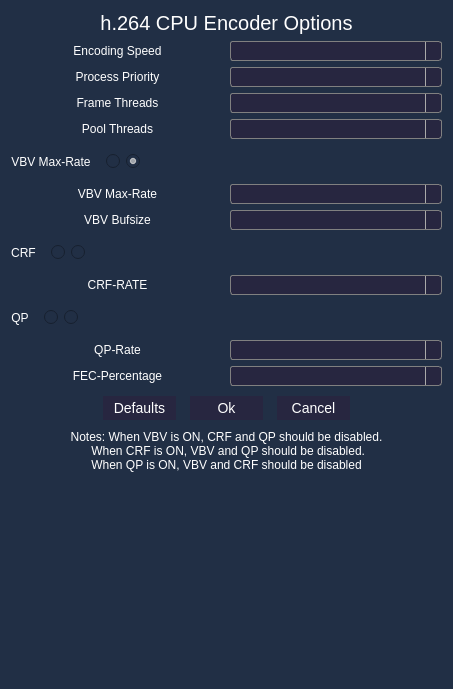
The window that h264cpuconfigurationdialog.ui (m4rkoup/openstream-server) describes before a commit, drawn with Qt 5.
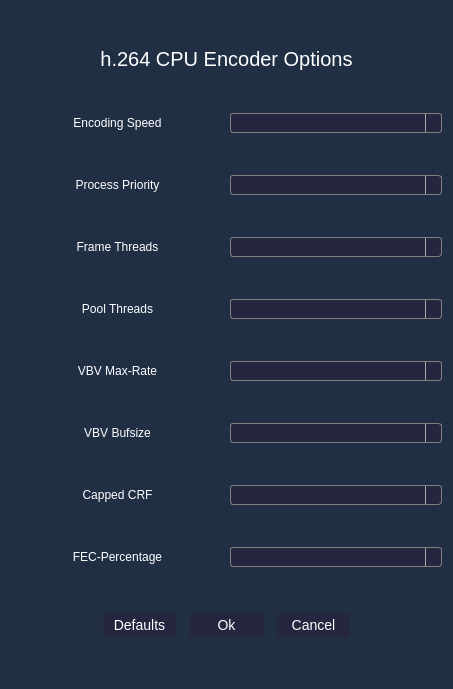
The same window after the commit. Icons and pictures are not drawn.

The edit to the form file:
```diff
--- a/h264cpuconfigurationdialog.ui
+++ b/h264cpuconfigurationdialog.ui
@@ -483,121 +483,6 @@
      </item>
     </layout>
    </item>
-   <item>
-    <layout class="QHBoxLayout" name="horizontalLayout_3">
-     <item>
-      <widget class="QLabel" name="h264_cpu_vbv_max_rate_label">
-       <property name="sizePolicy">
-        <sizepolicy hsizetype="Preferred" vsizetype="Preferred">
-         <horstretch>0</horstretch>
-         <verstretch>0</verstretch>
-        </sizepolicy>
-       </property>
-       <property name="toolTip">
-        <string>Enables the VBV buffer. VBV reduces quality, 
-so you should only use this if you're encoding
-for a playback scenario that requires it.</string>
-       </property>
-       <property name="styleSheet">
-        <string notr="true">QLabel {
-color: rgb(255, 255, 255);
-font:  &quot;Open Sans Semibold&quot;;
-font-size: 12px;
-}
-
-QToolTip {
-color: rgb(0, 0, 0);
-font:  &quot;Open Sans Semibold&quot;;
-font-size: 12px;
-}</string>
-       </property>
-       <property name="text">
-        <string>VBV Max-Rate</string>
-       </property>
-       <property name="alignment">
-        <set>Qt::AlignCenter</set>
-       </property>
-      </widget>
-     </item>
-     <item>
-      <widget class="QWidget" name="widget" native="true">
-       <property name="sizePolicy">
-        <sizepolicy hsizetype="Preferred" vsizetype="Maximum">
-         <horstretch>0</horstretch>
-         <verstretch>0</verstretch>
-        </sizepolicy>
-       </property>
-       <layout class="QHBoxLayout" name="horizontalLayout">
-        <item>
-         <widget class="QRadioButton" name="h264_cpu_vbv_max_rate_on_radio_button">
-          <property name="styleSheet">
-           <string notr="true">color: rgb(255, 255, 255);
-font:  &quot;Open Sans Light&quot;;
-font-size: 12px;
-QRadioButton::indicator::checked {
-    image: url(:resources/icons/checked-ic);
-}</string>
-          </property>
-          <property name="text">
-           <string/>
-          </property>
-          <property name="icon">
-           <iconset resource="openstreamapp.qrc">
-            <normaloff>:/images/check-ic.png</normaloff>:/images/check-ic.png</iconset>
-          </property>
-          <property name="checked">
-           <bool>false</bool>
-          </property>
-         </widget>
-        </item>
-        <item>
-         <widget class="QRadioButton" name="h264_cpu_vbv_max_rate_off_radio_button">
-          <property name="enabled">
-           <bool>true</bool>
-          </property>
-          <property name="font">
-           <font>
-            <pointsize>-1</pointsize>
-            <weight>50</weight>
-            <italic>false</italic>
-            <bold>false</bold>
-           </font>
-          </property>
-          <property name="styleSheet">
-           <string notr="true">color: rgb(255, 255, 255);
-font:  &quot;Open Sans Light&quot;;
-font-size: 12px;</string>
-          </property>
-          <property name="text">
-           <string/>
-          </property>
-          <property name="icon">
-           <iconset resource="openstreamapp.qrc">
-            <normaloff>:/images/uncheck-ic.png</normaloff>:/images/uncheck-ic.png</iconset>
-          </property>
-          <property name="checked">
-           <bool>true</bool>
-          </property>
-         </widget>
-        </item>
-       </layout>
-      </widget>
-     </item>
-     <item>
-      <spacer name="horizontalSpacer">
-       <property name="orientation">
-        <enum>Qt::Horizontal</enum>
-       </property>
-       <property name="sizeHint" stdset="0">
-        <size>
-         <width>40</width>
-         <height>20</height>
-        </size>
-       </property>
-      </spacer>
-     </item>
-    </layout>
-   </item>
    <item>
     <layout class="QHBoxLayout" name="horizontalLayout_11">
      <item>
@@ -797,98 +682,6 @@
      </item>
     </layout>
    </item>
-   <item>
-    <layout class="QHBoxLayout" name="horizontalLayout_10">
-     <item>
-      <widget class="QLabel" name="h264_cpu_crf_label">
-       <property name="toolTip">
-        <string>Quality-controlled variable bitrate.
-It does not try to reach any particular 
-bitrate target, instead it tries to achieve 
-a given uniform quality and the size of the 
-bitstream is determined by the complexity 
-of the source video.</string>
-       </property>
-       <property name="styleSheet">
-        <string notr="true">QLabel {
-color: rgb(255, 255, 255);
-font:  &quot;Open Sans Semibold&quot;;
-font-size: 12px;
-}
-
-QToolTip {
-color: rgb(0, 0, 0);
-font:  &quot;Open Sans Semibold&quot;;
-font-size: 12px;
-}</string>
-       </property>
-       <property name="text">
-        <string>CRF</string>
-       </property>
-       <property name="alignment">
-        <set>Qt::AlignCenter</set>
-       </property>
-      </widget>
-     </item>
-     <item>
-      <widget class="QWidget" name="widget_2" native="true">
-       <property name="sizePolicy">
-        <sizepolicy hsizetype="Preferred" vsizetype="Maximum">
-         <horstretch>0</horstretch>
-         <verstretch>0</verstretch>
-        </sizepolicy>
-       </property>
-       <layout class="QHBoxLayout" name="horizontalLayout_2">
-        <item>
-         <widget class="QRadioButton" name="h264_cpu_crf_on_radio_button">
-          <property name="styleSheet">
-           <string notr="true">color: rgb(255, 255, 255);
-font:  &quot;Open Sans Light&quot;;
-font-size: 12px;</string>
-          </property>
-          <property name="text">
-           <string/>
-          </property>
-          <property name="icon">
-           <iconset resource="openstreamapp.qrc">
-            <normaloff>:/images/check-ic.png</normaloff>:/images/check-ic.png</iconset>
-          </property>
-         </widget>
-        </item>
-        <item>
-         <widget class="QRadioButton" name="h264_cpu_crf_off_radio_button">
-          <property name="styleSheet">
-           <string notr="true">color: rgb(255, 255, 255);
-font:  &quot;Open Sans Light&quot;;
-font-size: 12px;</string>
-          </property>
-          <property name="text">
-           <string/>
-          </property>
-          <property name="icon">
-           <iconset resource="openstreamapp.qrc">
-            <normaloff>:/images/uncheck-ic.png</normaloff>:/images/uncheck-ic.png</iconset>
-          </property>
-         </widget>
-        </item>
-       </layout>
-      </widget>
-     </item>
-     <item>
-      <spacer name="horizontalSpacer_2">
-       <property name="orientation">
-        <enum>Qt::Horizontal</enum>
-       </property>
-       <property name="sizeHint" stdset="0">
-        <size>
-         <width>40</width>
-         <height>20</height>
-        </size>
-       </property>
-      </spacer>
-     </item>
-    </layout>
-   </item>
    <item>
     <layout class="QHBoxLayout" name="horizontalLayout_15">
      <item>
@@ -910,7 +703,7 @@
 }</string>
        </property>
        <property name="text">
-        <string>CRF-RATE</string>
+        <string>Capped CRF</string>
        </property>
        <property name="alignment">
         <set>Qt::AlignCenter</set>
@@ -988,190 +781,6 @@
      </item>
     </layout>
    </item>
-   <item>
-    <layout class="QHBoxLayout" name="horizontalLayout_13">
-     <item>
-      <widget class="QLabel" name="h264_cpu_qp_label">
-       <property name="toolTip">
-        <string>Constant QP rate control.
-Using this option enables Constant QP rate control.</string>
-       </property>
-       <property name="styleSheet">
-        <string notr="true">QLabel {
-color: rgb(255, 255, 255);
-font:  &quot;Open Sans Semibold&quot;;
-font-size: 12px;
-}
-
-QToolTip {
-color: rgb(0, 0, 0);
-font:  &quot;Open Sans Semibold&quot;;
-font-size: 12px;
-}</string>
-       </property>
-       <property name="text">
-        <string>QP</string>
-       </property>
-       <property name="alignment">
-        <set>Qt::AlignCenter</set>
-       </property>
-      </widget>
-     </item>
-     <item>
-      <widget class="QWidget" name="widget_3" native="true">
-       <property name="sizePolicy">
-        <sizepolicy hsizetype="Preferred" vsizetype="Maximum">
-         <horstretch>0</horstretch>
-         <verstretch>0</verstretch>
-        </sizepolicy>
-       </property>
-       <layout class="QHBoxLayout" name="horizontalLayout_5">
-        <item>
-         <widget class="QRadioButton" name="h264_cpu_qp_on_radio_button">
-          <property name="styleSheet">
-           <string notr="true">color: rgb(255, 255, 255);
-font:  &quot;Open Sans Light&quot;;
-font-size: 12px;</string>
-          </property>
-          <property name="text">
-           <string/>
-          </property>
-          <property name="icon">
-           <iconset resource="openstreamapp.qrc">
-            <normaloff>:/images/check-ic.png</normaloff>:/images/check-ic.png</iconset>
-          </property>
-         </widget>
-        </item>
-        <item>
-         <widget class="QRadioButton" name="h264_cpu_qp_off_radio_button">
-          <property name="styleSheet">
-           <string notr="true">color: rgb(255, 255, 255);
-font:  &quot;Open Sans Light&quot;;
-font-size: 12px;</string>
-          </property>
-          <property name="text">
-           <string/>
-          </property>
-          <property name="icon">
-           <iconset resource="openstreamapp.qrc">
-            <normaloff>:/images/uncheck-ic.png</normaloff>:/images/uncheck-ic.png</iconset>
-          </property>
-         </widget>
-        </item>
-       </layout>
-      </widget>
-     </item>
-     <item>
-      <spacer name="horizontalSpacer_5">
-       <property name="orientation">
-        <enum>Qt::Horizontal</enum>
-       </property>
-       <property name="sizeHint" stdset="0">
-        <size>
-         <width>40</width>
-         <height>20</height>
-        </size>
-       </property>
-      </spacer>
-     </item>
-    </layout>
-   </item>
-   <item>
-    <layout class="QHBoxLayout" name="horizontalLayout_17">
-     <item>
-      <widget class="QLabel" name="h264_cpu_qp_rate_label">
-       <property name="styleSheet">
-        <string notr="true">QLabel {
-color: rgb(255, 255, 255);
-font:  &quot;Open Sans Semibold&quot;;
-font-size: 12px;
-}
-
-QToolTip {
-color: rgb(0, 0, 0);
-font:  &quot;Open Sans Semibold&quot;;
-font-size: 12px;
-}</string>
-       </property>
-       <property name="text">
-        <string>QP-Rate</string>
-       </property>
-       <property name="alignment">
-        <set>Qt::AlignCenter</set>
-       </property>
-      </widget>
-     </item>
-     <item>
-      <widget class="QComboBox" name="h264_cpu_qp_rate_combobox">
-       <property name="styleSheet">
-        <string notr="true">QComboBox {
-    border: 1px solid gray;
-    border-radius: 3px;
-    padding: 1px 18px 1px 3px;
-    min-width: 6em;
-    font:  &quot;Open Sans Semibold&quot;;
-    color: white;
-    background: #272640;
-}
-
-QComboBox:editable {
-    background:white;
-}
-
-QComboBox:!editable, QComboBox::drop-down:editable {
-     background:  #272640;
-}
-
-/* QComboBox gets the &quot;on&quot; state when the popup is open */
-QComboBox:!editable:on, QComboBox::drop-down:editable:on {
-    background:  #272640;
-}
-
-QComboBox:on { /* shift the text when the popup opens */
-    padding-top: 3px;
-    padding-left: 4px;
-}
-
-QComboBox::drop-down {
-    subcontrol-origin: padding;
-    subcontrol-position: top right;
-    width: 15px;
-
-    border-left-width: 1px;
-    border-left-color: darkgray;
-    border-left-style: solid; /* just a single line */
-    border-top-right-radius: 3px; /* same radius as the QComboBox */
-    border-bottom-right-radius: 3px;
-}
-
-QComboBox::down-arrow {
-    image: url(:images/down-arrow-blue-16-ic.png);
-    height: 12px;
-	width: 12px;
-}
-
-QComboBox::down-arrow:on { /* shift the arrow when popup is open */
-    top: 1px;
-    left: 1px;
-}
-
-QComboBox QAbstractItemView {
-    border: 1px solid gray;
-    border-radius: 3px;
-    padding: 1px 18px 1px 3px;
-    min-width: 6em;
-    selection-background-color: #006466;
-    background: #272640;
-    color: white;
-    font:  &quot;Open Sans Semibold&quot;;
-}
-
-</string>
-       </property>
-      </widget>
-     </item>
-    </layout>
-   </item>
    <item>
     <layout class="QHBoxLayout" name="horizontalLayout_18">
      <item>
@@ -1382,29 +991,6 @@
      </item>
     </layout>
    </item>
-   <item>
-    <widget class="QLabel" name="h264_cpu_info_label">
-     <property name="sizePolicy">
-      <sizepolicy hsizetype="Preferred" vsizetype="Minimum">
-       <horstretch>0</horstretch>
-       <verstretch>0</verstretch>
-      </sizepolicy>
-     </property>
-     <property name="styleSheet">
-      <string notr="true">color: rgb(255, 255, 255);
-font:  &quot;Open Sans Semibold&quot;;
-font-size: 12px;</string>
-     </property>
-     <property name="text">
-      <string>Notes: When VBV is ON, CRF and QP should be disabled.
- When CRF is ON, VBV and QP should be disabled. 
-When QP is ON, VBV and CRF should be disabled</string>
-     </property>
-     <property name="alignment">
-      <set>Qt::AlignHCenter|Qt::AlignTop</set>
-     </property>
-    </widget>
-   </item>
   </layout>
  </widget>
  <resources>
```
Left out of the diff: 4 changed lines with no effect on the pictures.
